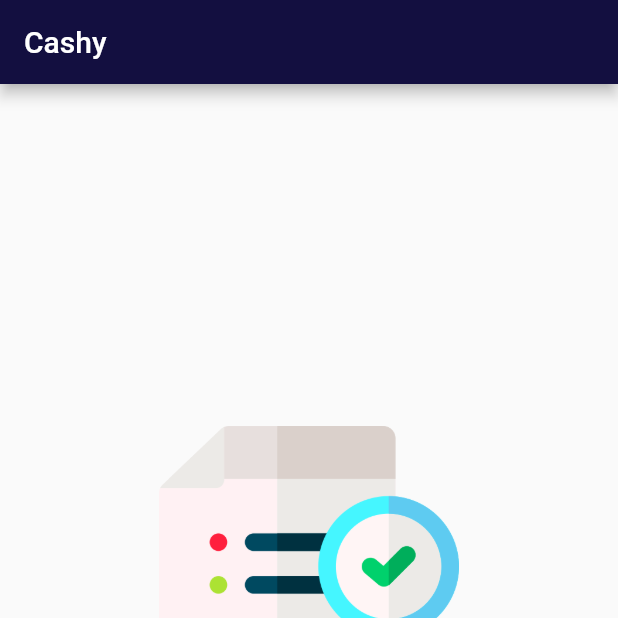
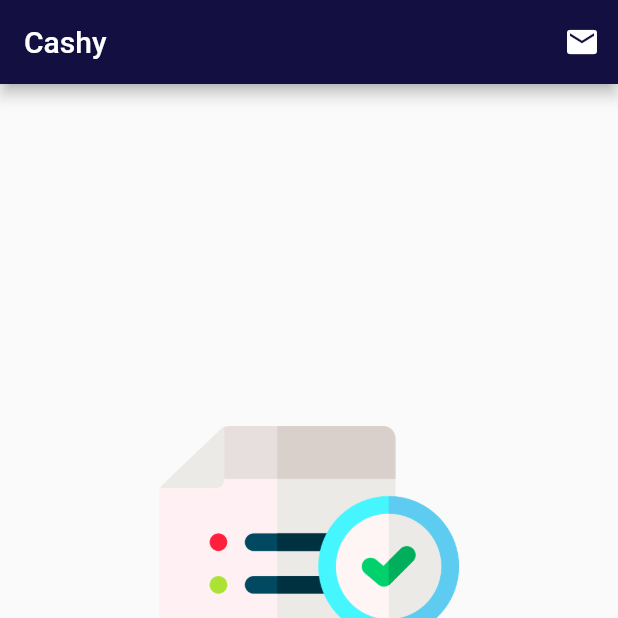
Before and after one commit to defadels/cashy-flutter, a Flutter app: the screen it shows after launch, on a phone screen of 412 x 824 dp, the top half of it. Run offline on Flutter 3.47's test engine with Material 2 defaults, Android fonts, the light colour scheme and no system bars.

Commit message:
Add mail buttonicon widget

```diff
--- a/lib/main.dart
+++ b/lib/main.dart
@@ -22,6 +22,12 @@ class MyApp extends StatelessWidget {
             appBar: AppBar(
               title: Text("Cashy"),
               backgroundColor: darkBlue,
+              actions: <Widget>[
+                IconButton(
+                  onPressed: () {},
+                  icon: Icon(Icons.mail),
+                ),
+              ],
             ),
             body: SafeArea(
                 child: Container(
```
